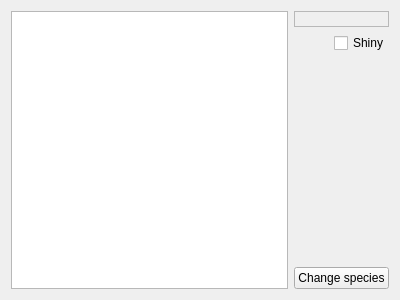
po-devs/pokemon-online, file src/Teambuilder/Teambuilder/pokeselection.ui: the form before one commit.
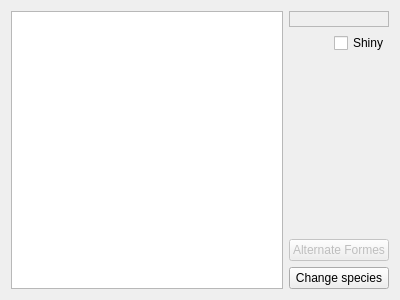
The form after the commit. Custom widgets are drawn as their Qt base class.

Commit message: Moved the alternate formes button

```diff
--- a/src/Teambuilder/Teambuilder/pokeselection.ui
+++ b/src/Teambuilder/Teambuilder/pokeselection.ui
@@ -14,7 +14,7 @@
    <string>Form</string>
   </property>
   <layout class="QGridLayout" name="gridLayout">
-   <item row="0" column="0" rowspan="5">
+   <item row="0" column="0" rowspan="6">
     <widget class="TB_PokeChoice" name="pokemonList">
      <property name="tabKeyNavigation">
       <bool>false</bool>
@@ -70,7 +70,7 @@
      </property>
     </widget>
    </item>
-   <item row="4" column="1" colspan="2">
+   <item row="5" column="1" colspan="2">
     <widget class="QPushButton" name="done">
      <property name="text">
       <string>Change species</string>
@@ -90,6 +90,16 @@
      </property>
     </spacer>
    </item>
+   <item row="4" column="1" colspan="2">
+    <widget class="QPushButton" name="altForme">
+     <property name="enabled">
+      <bool>false</bool>
+     </property>
+     <property name="text">
+      <string>Alternate Formes</string>
+     </property>
+    </widget>
+   </item>
   </layout>
  </widget>
  <customwidgets>
```
The commit also changes 5 other files.
